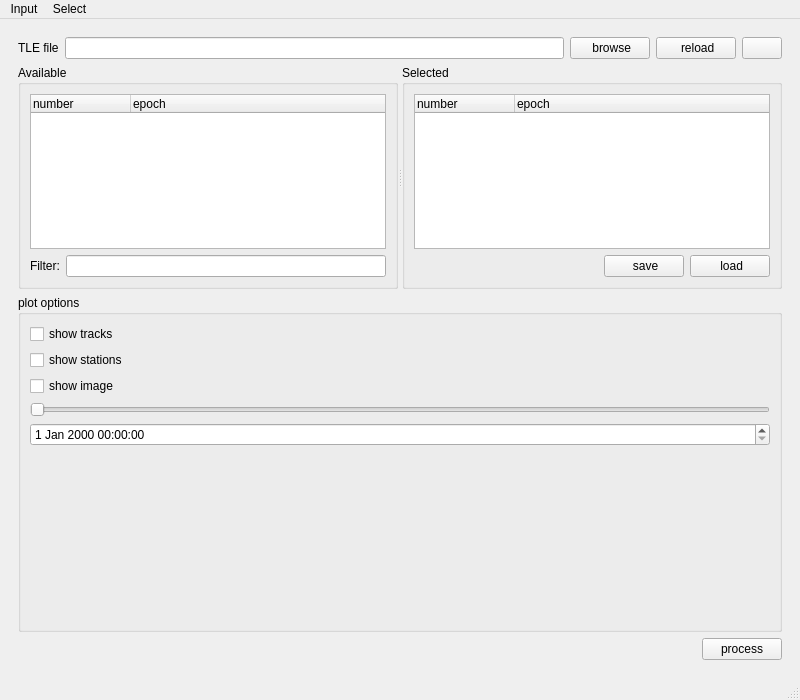
Before: the Qt Designer form Satellite/satellitescheduling.ui in TUW-VieVS/VieSchedppGUI, drawn with Qt 5.
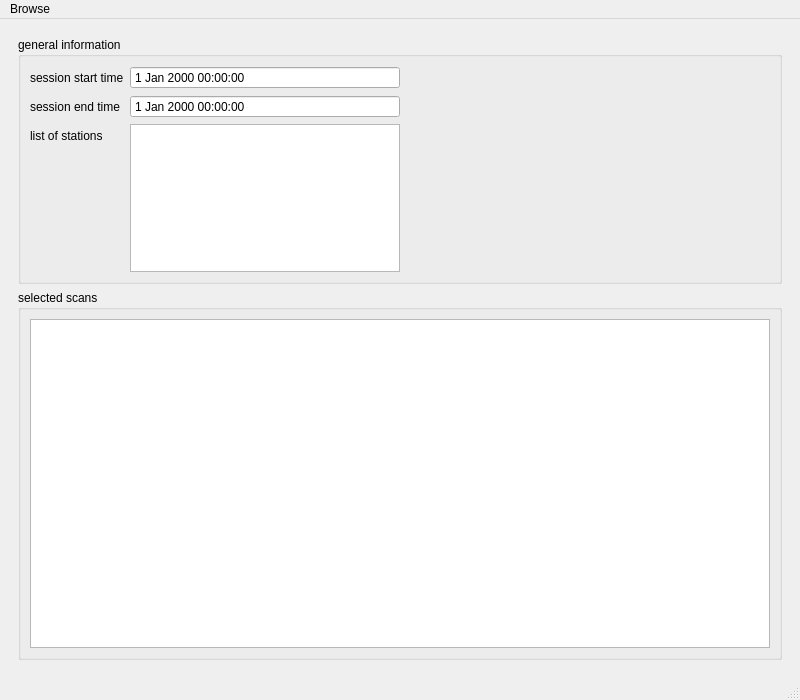
After: the same form once the commit is applied. The open tabs and pages were chosen to show the change. Icons and pictures are not drawn.

Commit message: working on implementing satellite scheduling

Patch:
```diff
--- a/Satellite/satellitescheduling.ui
+++ b/Satellite/satellitescheduling.ui
@@ -32,7 +32,11 @@
            </widget>
           </item>
           <item>
-           <widget class="QLineEdit" name="lineEdit_inputPath"/>
+           <widget class="QLineEdit" name="lineEdit_inputPath">
+            <property name="text">
+             <string>/home/mschartn/programming/CATALOGS/satellites.txt</string>
+            </property>
+           </widget>
           </item>
           <item>
            <widget class="QPushButton" name="pushButton_inputBrowse">
@@ -80,25 +84,10 @@
            </property>
            <layout class="QVBoxLayout" name="verticalLayout">
             <item>
-             <widget class="QTreeWidget" name="treeWidget_available">
+             <widget class="QTreeView" name="treeView_available">
               <property name="alternatingRowColors">
                <bool>true</bool>
               </property>
-              <column>
-               <property name="text">
-                <string>number</string>
-               </property>
-              </column>
-              <column>
-               <property name="text">
-                <string>epoch</string>
-               </property>
-              </column>
-              <column>
-               <property name="text">
-                <string/>
-               </property>
-              </column>
              </widget>
             </item>
             <item>
@@ -183,7 +172,7 @@
          </widget>
         </item>
         <item>
-         <layout class="QVBoxLayout" name="verticalLayout_map">
+         <layout class="QHBoxLayout" name="horizontalLayout_map">
           <item>
            <widget class="QGroupBox" name="groupBox_3">
             <property name="title">
@@ -401,6 +390,96 @@
         </item>
        </layout>
       </widget>
+      <widget class="QWidget" name="page_3">
+       <layout class="QVBoxLayout" name="verticalLayout_11">
+        <item>
+         <layout class="QVBoxLayout" name="verticalLayout_9" stretch="2,3">
+          <item>
+           <widget class="QGroupBox" name="groupBox_6">
+            <property name="title">
+             <string>general information</string>
+            </property>
+            <layout class="QHBoxLayout" name="horizontalLayout_8">
+             <item>
+              <layout class="QFormLayout" name="formLayout">
+               <item row="0" column="0">
+                <widget class="QLabel" name="label_4">
+                 <property name="text">
+                  <string>session start time</string>
+                 </property>
+                </widget>
+               </item>
+               <item row="0" column="1">
+                <widget class="QDateTimeEdit" name="dateTimeEdit_sessionStart">
+                 <property name="readOnly">
+                  <bool>true</bool>
+                 </property>
+                 <property name="buttonSymbols">
+                  <enum>QAbstractSpinBox::NoButtons</enum>
+                 </property>
+                </widget>
+               </item>
+               <item row="1" column="0">
+                <widget class="QLabel" name="label_5">
+                 <property name="text">
+                  <string>session end time</string>
+                 </property>
+                </widget>
+               </item>
+               <item row="1" column="1">
+                <widget class="QDateTimeEdit" name="dateTimeEdit_sessionEnd">
+                 <property name="readOnly">
+                  <bool>true</bool>
+                 </property>
+                 <property name="buttonSymbols">
+                  <enum>QAbstractSpinBox::NoButtons</enum>
+                 </property>
+                </widget>
+               </item>
+               <item row="2" column="0">
+                <widget class="QLabel" name="label_7">
+                 <property name="text">
+                  <string>list of stations</string>
+                 </property>
+                </widget>
+               </item>
+               <item row="2" column="1">
+                <widget class="QListWidget" name="listWidget_listOfStations"/>
+               </item>
+              </layout>
+             </item>
+             <item>
+              <spacer name="horizontalSpacer_5">
+               <property name="orientation">
+                <enum>Qt::Horizontal</enum>
+               </property>
+               <property name="sizeHint" stdset="0">
+                <size>
+                 <width>40</width>
+                 <height>20</height>
+                </size>
+               </property>
+              </spacer>
+             </item>
+            </layout>
+           </widget>
+          </item>
+          <item>
+           <widget class="QGroupBox" name="groupBox_7">
+            <property name="title">
+             <string>selected scans</string>
+            </property>
+            <layout class="QVBoxLayout" name="verticalLayout_10">
+             <item>
+              <widget class="QTreeView" name="treeView_listOfSelectedScans"/>
+             </item>
+            </layout>
+           </widget>
+          </item>
+         </layout>
+        </item>
+       </layout>
+      </widget>
      </widget>
     </item>
    </layout>
@@ -416,16 +495,13 @@
    </property>
    <widget class="QMenu" name="menuSelect">
     <property name="title">
-     <string>Input</string>
+     <string>Browse</string>
     </property>
-   </widget>
-   <widget class="QMenu" name="menuAdjust">
-    <property name="title">
-     <string>Select</string>
-    </property>
+    <addaction name="actionSatellite"/>
+    <addaction name="actionScan"/>
+    <addaction name="actionInfo"/>
    </widget>
    <addaction name="menuSelect"/>
-   <addaction name="menuAdjust"/>
   </widget>
   <widget class="QStatusBar" name="statusbar"/>
  </widget>
```
Left out of the diff: 26 changed lines with no effect on the pictures. The commit also changes 3 other files.
